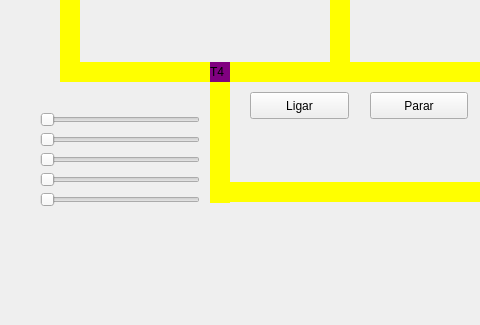
The window that mainwindow.ui (paulovanzo/SO---Sem-foros-e-Mutex) describes before a commit, drawn with Qt 5; both pictures show x 0 to 480 and y 95 to 420 of the 940 by 420 pixel window.
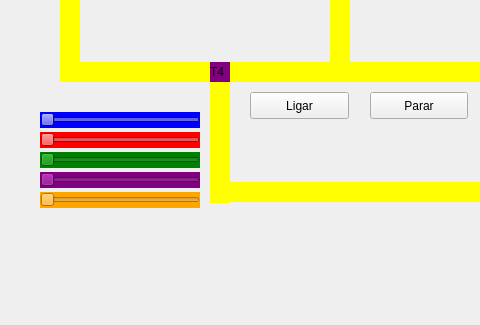
The same window after the commit.

```diff
--- a/mainwindow.ui
+++ b/mainwindow.ui
@@ -312,7 +312,10 @@
      </rect>
     </property>
     <property name="styleSheet">
-     <string notr="true">QLabel { background: blue}</string>
+     <string notr="true">QSlider { background: blue}</string>
+    </property>
+    <property name="maximum">
+     <number>99</number>
     </property>
     <property name="orientation">
      <enum>Qt::Horizontal</enum>
@@ -328,7 +331,10 @@
      </rect>
     </property>
     <property name="styleSheet">
-     <string notr="true"/>
+     <string notr="true">QSlider { background: red}</string>
+    </property>
+    <property name="maximum">
+     <number>99</number>
     </property>
     <property name="orientation">
      <enum>Qt::Horizontal</enum>
@@ -343,6 +349,12 @@
       <height>16</height>
      </rect>
     </property>
+    <property name="styleSheet">
+     <string notr="true">QSlider { background: green}</string>
+    </property>
+    <property name="maximum">
+     <number>99</number>
+    </property>
     <property name="orientation">
      <enum>Qt::Horizontal</enum>
     </property>
@@ -356,6 +368,12 @@
       <height>16</height>
      </rect>
     </property>
+    <property name="styleSheet">
+     <string notr="true">QSlider { background: purple}</string>
+    </property>
+    <property name="maximum">
+     <number>99</number>
+    </property>
     <property name="orientation">
      <enum>Qt::Horizontal</enum>
     </property>
@@ -369,6 +387,12 @@
       <height>16</height>
      </rect>
     </property>
+    <property name="styleSheet">
+     <string notr="true">QSlider { background: Orange}</string>
+    </property>
+    <property name="maximum">
+     <number>99</number>
+    </property>
     <property name="orientation">
      <enum>Qt::Horizontal</enum>
     </property>
```
